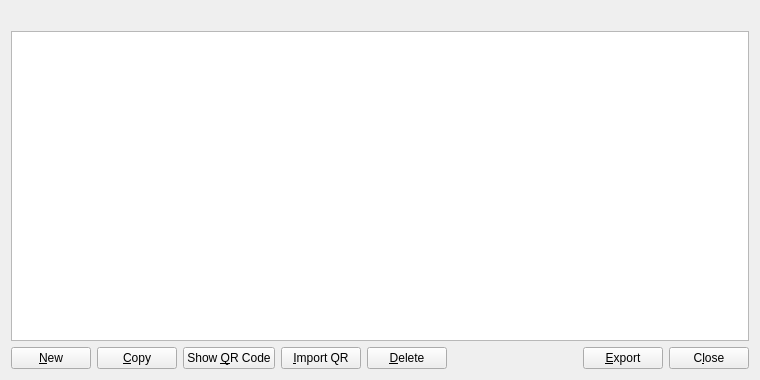
Before: the Qt Designer form src/qt/forms/addressbookpage.ui in FeatherCoin/Feathercoin, drawn with Qt 5.
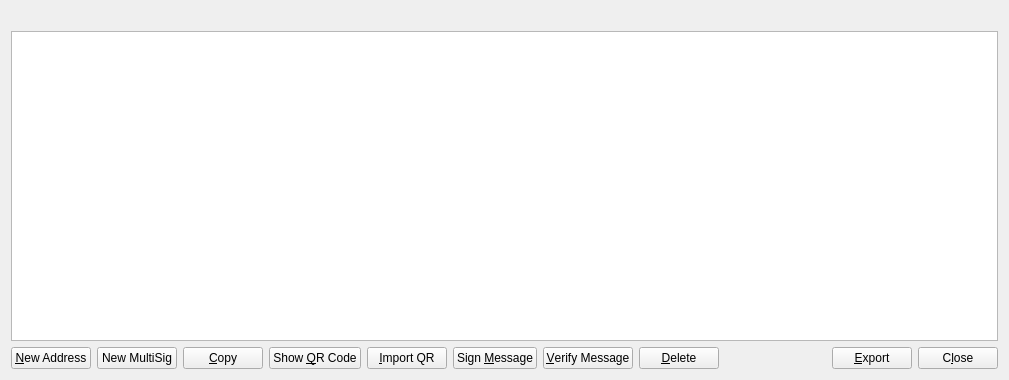
After: the same form once the commit is applied. Icons and pictures are not drawn.

The edit to the form file:
```diff
--- a/src/qt/forms/addressbookpage.ui
+++ b/src/qt/forms/addressbookpage.ui
@@ -6,7 +6,7 @@
    <rect>
     <x>0</x>
     <y>0</y>
-    <width>760</width>
+    <width>1009</width>
     <height>380</height>
    </rect>
   </property>
@@ -57,7 +57,18 @@
         <string>Create a new address</string>
        </property>
        <property name="text">
-        <string>&amp;New</string>
+        <string>&amp;New Address</string>
+       </property>
+       <property name="icon">
+        <iconset resource="../feathercoin.qrc">
+         <normaloff>:/icons/add</normaloff>:/icons/add</iconset>
+       </property>
+      </widget>
+     </item>
+     <item>
+      <widget class="QPushButton" name="newMultiSigAddress">
+       <property name="text">
+        <string>New MultiSig</string>
        </property>
        <property name="icon">
         <iconset resource="../feathercoin.qrc">
@@ -101,6 +112,34 @@
        </property>
       </widget>
      </item>
+     <item>
+      <widget class="QPushButton" name="signMessage">
+       <property name="toolTip">
+        <string>Sign a message to prove you own a FTC address</string>
+       </property>
+       <property name="text">
+        <string>Sign &amp;Message</string>
+       </property>
+       <property name="icon">
+        <iconset resource="../feathercoin.qrc">
+         <normaloff>:/icons/edit</normaloff>:/icons/edit</iconset>
+       </property>
+      </widget>
+     </item>
+     <item>
+      <widget class="QPushButton" name="verifyMessage">
+       <property name="toolTip">
+        <string>Verify a message to ensure it was signed with a specified FTC address</string>
+       </property>
+       <property name="text">
+        <string>&amp;Verify Message</string>
+       </property>
+       <property name="icon">
+        <iconset resource="../feathercoin.qrc">
+         <normaloff>:/icons/transaction_0</normaloff>:/icons/transaction_0</iconset>
+       </property>
+      </widget>
+     </item>
      <item>
       <widget class="QPushButton" name="deleteAddress">
        <property name="toolTip">
```
